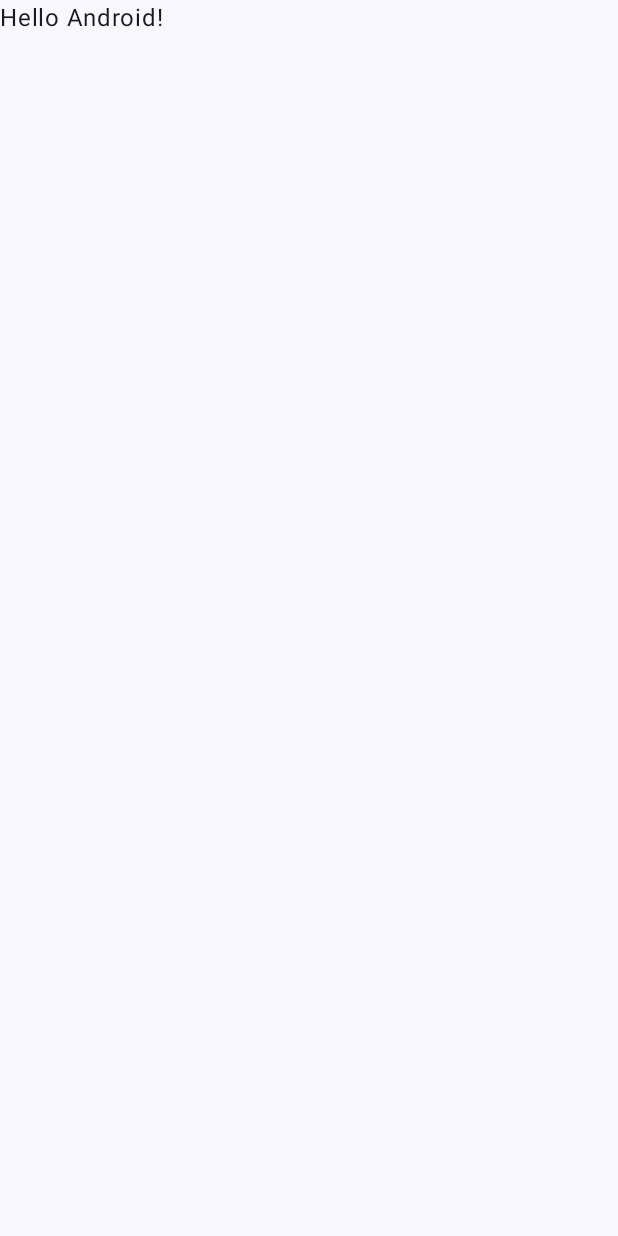
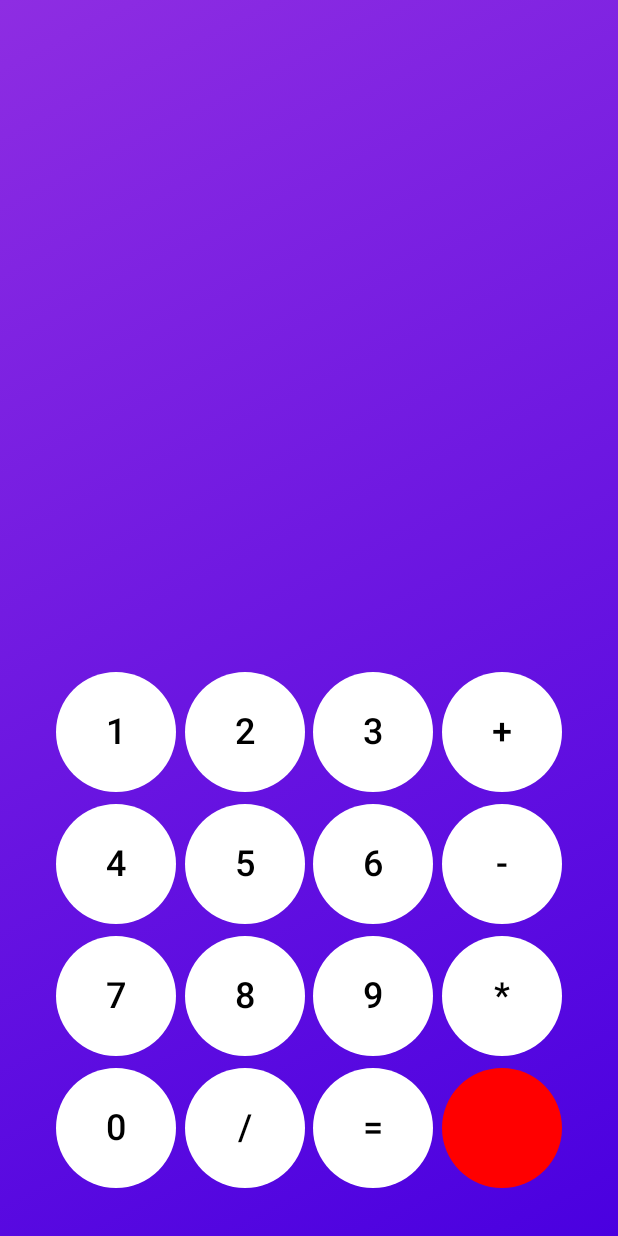
Before and after one commit to aydinnkaya/JetpackComposeBootcampTasks4Calculator, an Android app built with Jetpack Compose: the screen it shows after launch (MainActivity), on a phone screen of 412 x 824 dp. Before the commit the screen is almost empty. Run offline under Robolectric (Android 15) with nearby library versions, the phone set to English and light mode, and no system bars.

Commit message:
Calculator Created

```diff
--- a/app/build.gradle.kts
+++ b/app/build.gradle.kts
@@ -66,4 +66,5 @@ dependencies {
     androidTestImplementation(libs.androidx.ui.test.junit4)
     debugImplementation(libs.androidx.ui.tooling)
     debugImplementation(libs.androidx.ui.test.manifest)
+
 }
--- /dev/null
+++ b/app/src/main/java/com/aydinkaya/jetpackcomposebootcamptasks4calculator/ButtonComponents.kt
@@ -0,0 +1,36 @@
+package com.aydinkaya.jetpackcomposebootcamptasks4calculator
+
+import androidx.compose.foundation.layout.size
+import androidx.compose.foundation.shape.RoundedCornerShape
+import androidx.compose.material3.Button
+import androidx.compose.material3.ButtonDefaults
+import androidx.compose.material3.Text
+import androidx.compose.runtime.Composable
+import androidx.compose.ui.Modifier
+import androidx.compose.ui.graphics.Color
+import androidx.compose.ui.unit.dp
+import androidx.compose.ui.unit.sp
+
+@Composable
+fun NumberButton(number: String, onClick: () -> Unit) {
+    Button(
+        onClick = onClick,
+        modifier = Modifier.size(80.dp),
+        shape = RoundedCornerShape(50),
+        colors = ButtonDefaults.buttonColors(containerColor = Color.White)
+    ) {
+        Text(text = number, fontSize = 24.sp, color = Color.Black)
+    }
+}
+
+@Composable
+fun OperationButton(operation: String, onClick: () -> Unit) {
+    Button(
+        onClick = onClick,
+        modifier = Modifier.size(80.dp),
+        shape = RoundedCornerShape(50),
+        colors = ButtonDefaults.buttonColors(containerColor = Color.White)
+    ) {
+        Text(text = operation, fontSize = 24.sp, color = Color.Black)
+    }
+}
--- /dev/null
+++ b/app/src/main/java/com/aydinkaya/jetpackcomposebootcamptasks4calculator/CalculatorApp.kt
@@ -0,0 +1,101 @@
+package com.aydinkaya.jetpackcomposebootcamptasks4calculator
+
+import androidx.compose.foundation.background
+import androidx.compose.foundation.layout.*
+import androidx.compose.material3.Button
+import androidx.compose.material3.ButtonDefaults
+import androidx.compose.material3.Text
+import androidx.compose.runtime.*
+import androidx.compose.ui.Alignment
+import androidx.compose.ui.Modifier
+import androidx.compose.ui.graphics.Brush
+import androidx.compose.ui.graphics.Color
+import androidx.compose.ui.unit.dp
+import androidx.compose.ui.unit.sp
+
+@Composable
+fun CalculatorApp() {
+    var displayText by remember { mutableStateOf("") }
+    var result by remember { mutableStateOf(0.0) }
+
+    val gradientBackground = Brush.linearGradient(
+        colors = listOf(Color(0xFF8E2DE2), Color(0xFF4A00E0))
+    )
+
+    Box(
+        modifier = Modifier
+            .fillMaxSize()
+            .background(gradientBackground)
+            .padding(16.dp)
+    ) {
+        Column(
+            horizontalAlignment = Alignment.CenterHorizontally,
+            verticalArrangement = Arrangement.SpaceBetween,
+            modifier = Modifier.fillMaxSize()
+        ) {
+            Text(
+                text = displayText,
+                fontSize = 32.sp,
+                color = Color.White,
+                modifier = Modifier.fillMaxWidth().padding(32.dp)
+            )
+
+            Column(
+                modifier = Modifier
+                    .fillMaxWidth()
+                    .padding(16.dp),
+                verticalArrangement = Arrangement.spacedBy(8.dp),
+                horizontalAlignment = Alignment.CenterHorizontally
+            ) {
+                Row(
+                    modifier = Modifier.fillMaxWidth(),
+                    horizontalArrangement = Arrangement.SpaceEvenly
+                ) {
+                    NumberButton("1") { displayText += "1" }
+                    NumberButton("2") { displayText += "2" }
+                    NumberButton("3") { displayText += "3" }
+                    OperationButton("+") { displayText += "+" }
+                }
+
+                Row(
+                    modifier = Modifier.fillMaxWidth(),
+                    horizontalArrangement = Arrangement.SpaceEvenly
+                ) {
+                    NumberButton("4") { displayText += "4" }
+                    NumberButton("5") { displayText += "5" }
+                    NumberButton("6") { displayText += "6" }
+                    OperationButton("-") { displayText += "-" }
+                }
+
+                Row(
+                    modifier = Modifier.fillMaxWidth(),
+                    horizontalArrangement = Arrangement.SpaceEvenly
+                ) {
+                    NumberButton("7") { displayText += "7" }
+                    NumberButton("8") { displayText += "8" }
+                    NumberButton("9") { displayText += "9" }
+                    OperationButton("*") { displayText += "*" }
+                }
+
+                Row(
+                    modifier = Modifier.fillMaxWidth(),
+                    horizontalArrangement = Arrangement.SpaceEvenly
+                ) {
+                    NumberButton("0") { displayText += "0" }
+                    OperationButton("/") { displayText += "/" }
+                    OperationButton("=") {
+                        result = evaluateExpression(displayText)
+                        displayText = result.toString()
+                    }
+                    Button(
+                        onClick = { displayText = "" },
+                        colors = ButtonDefaults.buttonColors(Color.Red),
+                        modifier = Modifier.size(80.dp)
+                    ) {
+                        Text("", color = Color.White)
+                    }
+                }
+            }
+        }
+    }
+}
--- /dev/null
+++ b/app/src/main/java/com/aydinkaya/jetpackcomposebootcamptasks4calculator/Color.kt
@@ -0,0 +1,11 @@
+package com.aydinkaya.jetpackcomposebootcamptasks4calculator
+
+import androidx.compose.ui.graphics.Color
+
+val DarkPrimary = Color(0xFFBB86FC)
+val DarkPrimaryVariant = Color(0xFF3700B3)
+val DarkSecondary = Color(0xFF03DAC6)
+
+val LightPrimary = Color(0xFF6200EE)
+val LightPrimaryVariant = Color(0xFF3700B3)
+val LightSecondary = Color(0xFF03DAC6)
--- a/app/src/main/java/com/aydinkaya/jetpackcomposebootcamptasks4calculator/MainActivity.kt
+++ b/app/src/main/java/com/aydinkaya/jetpackcomposebootcamptasks4calculator/MainActivity.kt
@@ -1,5 +1,6 @@
 package com.aydinkaya.jetpackcomposebootcamptasks4calculator
 
+import CalculatorScreen
 import android.os.Bundle
 import androidx.activity.ComponentActivity
 import androidx.activity.compose.setContent
@@ -19,29 +20,10 @@ class MainActivity : ComponentActivity() {
         enableEdgeToEdge()
         setContent {
             JetpackComposeBootcampTasks4CalculatorTheme {
-                Scaffold(modifier = Modifier.fillMaxSize()) { innerPadding ->
-                    Greeting(
-                        name = "Android",
-                        modifier = Modifier.padding(innerPadding)
-                    )
+                CalculatorTheme {
+                    CalculatorApp()
                 }
             }
         }
     }
 }
-
-@Composable
-fun Greeting(name: String, modifier: Modifier = Modifier) {
-    Text(
-        text = "Hello $name!",
-        modifier = modifier
-    )
-}
-
-@Preview(showBackground = true)
-@Composable
-fun GreetingPreview() {
-    JetpackComposeBootcampTasks4CalculatorTheme {
-        Greeting("Android")
-    }
-}
--- /dev/null
+++ b/app/src/main/java/com/aydinkaya/jetpackcomposebootcamptasks4calculator/Theme.kt
@@ -0,0 +1,40 @@
+package com.aydinkaya.jetpackcomposebootcamptasks4calculator
+
+import androidx.compose.foundation.isSystemInDarkTheme
+import androidx.compose.material3.MaterialTheme
+import androidx.compose.material3.Shapes
+import androidx.compose.material3.darkColorScheme
+import androidx.compose.material3.lightColorScheme
+import androidx.compose.runtime.Composable
+import androidx.compose.ui.graphics.Color
+
+private val DarkColorScheme = darkColorScheme(
+    primary = DarkPrimary,
+    onPrimary = Color.White,
+    primaryContainer = DarkPrimaryVariant,
+    secondary = DarkSecondary
+)
+
+private val LightColorScheme = lightColorScheme(
+    primary = LightPrimary,
+    onPrimary = Color.White,
+    primaryContainer = LightPrimaryVariant,
+    secondary = LightSecondary
+)
+
+@Composable
+fun CalculatorTheme(
+    darkTheme: Boolean = isSystemInDarkTheme(),
+    content: @Composable () -> Unit
+) {
+    val colors = if (darkTheme) {
+        DarkColorScheme
+    } else {
+        LightColorScheme
+    }
+
+    MaterialTheme(
+        colorScheme = colors,
+        content = content
+    )
+}
--- /dev/null
+++ b/app/src/main/java/com/aydinkaya/jetpackcomposebootcamptasks4calculator/evaluateExpression.kt
@@ -0,0 +1,26 @@
+package com.aydinkaya.jetpackcomposebootcamptasks4calculator
+
+
+fun evaluateExpression(expression: String): Double {
+    return try {
+        val tokens = expression.split("(?<=[-+*/])|(?=[-+*/])".toRegex())
+        var result = tokens[0].toDouble()
+        var index = 1
+
+        while (index < tokens.size) {
+            val operator = tokens[index]
+            val nextNumber = tokens[index + 1].toDouble()
+            result = when (operator) {
+                "+" -> result + nextNumber
+                "-" -> result - nextNumber
+                "*" -> result * nextNumber
+                "/" -> result / nextNumber
+                else -> result
+            }
+            index += 2
+        }
+        result
+    } catch (e: Exception) {
+        0.0
+    }
+}
--- a/app/src/main/res/values/colors.xml
+++ b/app/src/main/res/values/colors.xml
@@ -7,4 +7,15 @@
     <color name="teal_700">#FF018786</color>
     <color name="black">#FF000000</color>
     <color name="white">#FFFFFFFF</color>
+
+    <color name="dark_primary">#BB86FC</color>
+    <color name="dark_primary_variant">#3700B3</color>
+    <color name="dark_secondary">#03DAC6</color>
+
+    <!-- Light Theme Colors -->
+    <color name="light_primary">#6200EE</color>
+    <color name="light_primary_variant">#3700B3</color>
+    <color name="light_secondary">#03DAC6</color>
+
+
 </resources>
```
